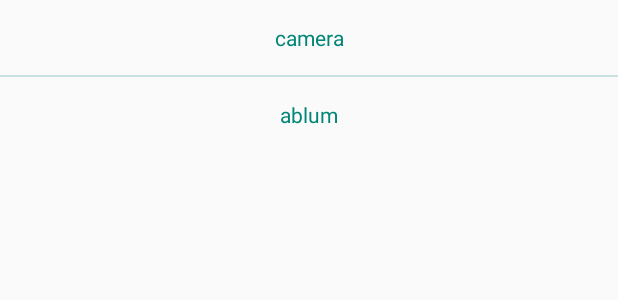
After one commit to SimonWangChen/ganAndroid, an Android app: the layout dialog_select_photo.xml on its own in the app's theme, with its tools: preview values and no code run, on a phone screen of 412 x 824 dp. The commit adds this screen. Shown: the top 300 px of the screen. Run offline under Robolectric (Android 15) with nearby library versions, the phone set to English and light mode, and no system bars.

Commit message:
custom dialog

```diff
--- a/app/src/main/res/layout/activity_main.xml
+++ b/app/src/main/res/layout/activity_main.xml
@@ -7,9 +7,10 @@
     tools:context=".MainActivity">
 
     <TextView
+        android:id="@+id/select_photo"
         android:layout_width="wrap_content"
         android:layout_height="wrap_content"
-        android:text="Hello World!"
+        android:text="select photo!"
         app:layout_constraintBottom_toBottomOf="parent"
         app:layout_constraintLeft_toLeftOf="parent"
         app:layout_constraintRight_toRightOf="parent"
--- /dev/null
+++ b/app/src/main/res/layout/dialog_select_photo.xml
@@ -0,0 +1,30 @@
+<?xml version="1.0" encoding="utf-8"?>
+<LinearLayout xmlns:android="http://schemas.android.com/apk/res/android"
+    android:layout_width="match_parent"
+    android:layout_height="match_parent"
+    android:orientation="vertical">
+
+    <TextView
+        android:id="@+id/tv_camera"
+        android:layout_width="match_parent"
+        android:layout_height="50dp"
+        android:gravity="center"
+        android:text="@string/text_dialog_camera"
+        android:textColor="@color/colorPrimary" />
+
+    <View
+        android:layout_width="match_parent"
+        android:layout_height="1dp"
+        android:alpha="0.2"
+        android:background="@color/colorPrimary" />
+
+    <TextView
+        android:id="@+id/tv_ablum"
+        android:layout_width="match_parent"
+        android:layout_height="50dp"
+        android:gravity="center"
+        android:text="@string/text_dialog_ablum"
+        android:textColor="@color/colorPrimary" />
+
+
+</LinearLayout>
--- a/app/src/main/res/values/strings.xml
+++ b/app/src/main/res/values/strings.xml
@@ -1,3 +1,5 @@
 <resources>
     <string name="app_name">GanAndroid</string>
+    <string name="text_dialog_camera">camera</string>
+    <string name="text_dialog_ablum">ablum</string>
 </resources>
--- a/app/src/main/res/values/styles.xml
+++ b/app/src/main/res/values/styles.xml
@@ -8,4 +8,10 @@
         <item name="colorAccent">@color/colorAccent</item>
     </style>
 
+    <!--DialogView Theme Style-->
+    <style name="Theme_Dialog" parent="Theme.AppCompat.Dialog">
+        <item name="android:windowBackground">@android:color/transparent</item>
+        <item name="windowNoTitle">true</item>
+    </style>
+
 </resources>
```
Also changed, not shown: app/src/main/java/com/proclassmates/ganandroid/DialogManager.java (added, +55 -0 lines), app/src/main/java/com/proclassmates/ganandroid/DialogView.java (added, +29 -0 lines), app/src/main/java/com/proclassmates/ganandroid/MainActivity.java (+45 -0 lines).
